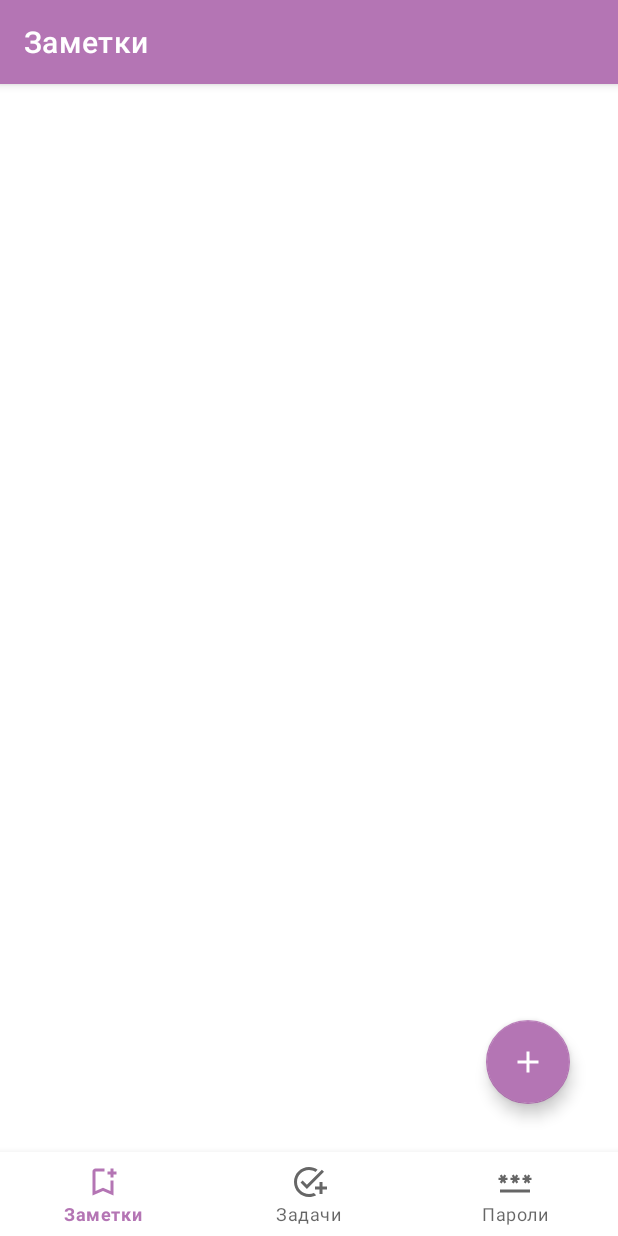
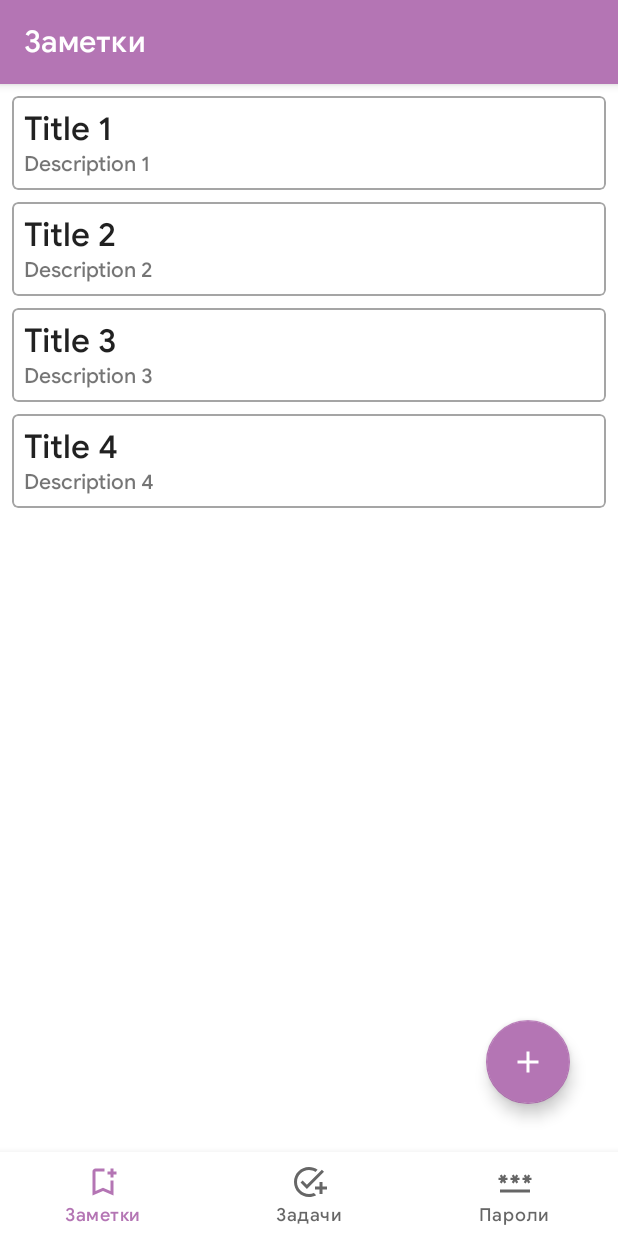
Before and after one commit to Liggidarck/Fluffy-Fox, an Android app: the screen it shows after launch (MainActivity), on a phone screen of 412 x 824 dp. Run offline under Robolectric (Android 15) with nearby library versions, the phone set to English and light mode, and no system bars; our stand-ins replace Room's generated code, navigation-ui.

Commit message:
added: list notes, save new note

```diff
--- a/app/src/main/AndroidManifest.xml
+++ b/app/src/main/AndroidManifest.xml
@@ -9,6 +9,9 @@
         android:roundIcon="@mipmap/ic_launcher_round"
         android:supportsRtl="true"
         android:theme="@style/Theme.Tasker">
+        <activity
+            android:name=".ui.notes.AddEditNoteActivity"
+            android:exported="false" />
         <activity
             android:name=".MainActivity"
             android:exported="true"
--- a/app/src/main/java/com/george/android/tasker/MainActivity.java
+++ b/app/src/main/java/com/george/android/tasker/MainActivity.java
@@ -19,7 +19,6 @@ public class MainActivity extends AppCompatActivity {
         binding = ActivityMainBinding.inflate(getLayoutInflater());
         setContentView(binding.getRoot());
 
-
         NavController navController = Navigation.findNavController(this, R.id.nav_host_fragment_activity_main);
         NavigationUI.setupWithNavController(binding.navView, navController);
     }
--- /dev/null
+++ b/app/src/main/java/com/george/android/tasker/data/notes/NoteAdapter.java
@@ -0,0 +1,75 @@
+package com.george.android.tasker.data.notes;
+
+import android.view.LayoutInflater;
+import android.view.View;
+import android.view.ViewGroup;
+import android.widget.TextView;
+
+import androidx.annotation.NonNull;
+import androidx.recyclerview.widget.RecyclerView;
+
+import com.george.android.tasker.R;
+import com.george.android.tasker.data.notes.room.Note;
+
+import java.util.ArrayList;
+import java.util.List;
+
+public class NoteAdapter extends RecyclerView.Adapter<NoteAdapter.NoteHolder> {
+
+    private List<Note> notes = new ArrayList<>();
+    private onItemClickListener listener;
+
+    @NonNull
+    @Override
+    public NoteHolder onCreateViewHolder(@NonNull ViewGroup parent, int viewType) {
+        View view = LayoutInflater.from(parent.getContext()).inflate(R.layout.note_item, parent, false);
+        return new NoteHolder(view);
+    }
+
+    @Override
+    public void onBindViewHolder(@NonNull NoteHolder holder, int position) {
+        Note currentNote = notes.get(position);
+        holder.textViewTitle.setText(currentNote.getTitle());
+        holder.textViewDescription.setText(currentNote.getDescription());
+    }
+
+    @Override
+    public int getItemCount() {
+        return notes.size();
+    }
+
+    public void setNotes(List<Note> notes) {
+        this.notes = notes;
+        notifyDataSetChanged();
+    }
+
+    public Note getNoteAt(int position) {
+        return notes.get(position);
+    }
+
+    class NoteHolder extends RecyclerView.ViewHolder {
+        private final TextView textViewTitle;
+        private final TextView textViewDescription;
+
+        public NoteHolder(@NonNull View itemView) {
+            super(itemView);
+            textViewTitle = itemView.findViewById(R.id.textViewTitle);
+            textViewDescription = itemView.findViewById(R.id.textViewDescription);
+            itemView.setOnClickListener(v -> {
+                int position = getAdapterPosition();
+                if (listener != null && position != RecyclerView.NO_POSITION) {
+                    listener.onItemClick(notes.get(position));
+                }
+            });
+        }
+    }
+
+    public interface onItemClickListener {
+        void onItemClick(Note note);
+    }
+
+    public void setOnClickItemListener(onItemClickListener listener) {
+        this.listener = listener;
+    }
+
+}
--- a/app/src/main/java/com/george/android/tasker/data/notes/room/Note.java
+++ b/app/src/main/java/com/george/android/tasker/data/notes/room/Note.java
@@ -1,4 +1,35 @@
 package com.george.android.tasker.data.notes.room;
 
+import androidx.room.Entity;
+import androidx.room.PrimaryKey;
+
+@Entity(tableName = "note_table")
 public class Note {
+
+    @PrimaryKey(autoGenerate = true)
+    private int id;
+
+    private String title;
+    private String description;
+
+    public Note(String title, String description) {
+        this.title = title;
+        this.description = description;
+    }
+
+    public void setId(int id) {
+        this.id = id;
+    }
+
+    public int getId() {
+        return id;
+    }
+
+    public String getTitle() {
+        return title;
+    }
+
+    public String getDescription() {
+        return description;
+    }
 }
--- /dev/null
+++ b/app/src/main/java/com/george/android/tasker/data/notes/room/NoteDao.java
@@ -0,0 +1,30 @@
+package com.george.android.tasker.data.notes.room;
+
+import androidx.lifecycle.LiveData;
+import androidx.room.Dao;
+import androidx.room.Delete;
+import androidx.room.Insert;
+import androidx.room.Query;
+import androidx.room.Update;
+
+import java.util.List;
+
+@Dao
+public interface NoteDao {
+
+    @Insert
+    void insert(Note note);
+
+    @Update
+    void update(Note note);
+
+    @Delete
+    void delete(Note note);
+
+    @Query("DELETE FROM note_table")
+    void deleteAllNotes();
+
+    @Query("SELECT * FROM note_table")
+    LiveData<List<Note>> getAllNotes();
+
+}
--- /dev/null
+++ b/app/src/main/java/com/george/android/tasker/data/notes/room/NoteDatabase.java
@@ -0,0 +1,53 @@
+package com.george.android.tasker.data.notes.room;
+
+import android.content.Context;
+import android.os.AsyncTask;
+
+import androidx.annotation.NonNull;
+import androidx.room.Database;
+import androidx.room.Room;
+import androidx.room.RoomDatabase;
+import androidx.sqlite.db.SupportSQLiteDatabase;
+
+@Database(entities = {Note.class}, version = 1)
+public abstract class NoteDatabase extends RoomDatabase {
+
+    private static NoteDatabase instance;
+    public abstract NoteDao noteDao();
+    public static synchronized NoteDatabase getInstance(Context context){
+        if (instance == null){
+            instance = Room.databaseBuilder(context.getApplicationContext(),
+                    NoteDatabase.class, "note_database")
+                    .fallbackToDestructiveMigration()
+                    .addCallback(roomCallback)
+                    .build();
+        }
+        return instance;
+    }
+
+    private static final RoomDatabase.Callback roomCallback = new RoomDatabase.Callback() {
+        @Override
+        public void onCreate(@NonNull SupportSQLiteDatabase db) {
+            super.onCreate(db);
+            new PopulateDbAsyncTask(instance).execute();
+        }
+    };
+
+    private static class PopulateDbAsyncTask extends AsyncTask<Void, Void, Void> {
+
+        private final NoteDao noteDao;
+        private PopulateDbAsyncTask(NoteDatabase db) {
+            noteDao = db.noteDao();
+        }
+
+        @Override
+        protected Void doInBackground(Void... voids) {
+            noteDao.insert(new Note("Title 1", "Description 1"));
+            noteDao.insert(new Note("Title 2", "Description 2"));
+            noteDao.insert(new Note("Title 3", "Description 3"));
+            noteDao.insert(new Note("Title 4", "Description 4"));
+            return null;
+        }
+    }
+
+}
--- a/app/src/main/java/com/george/android/tasker/ui/notes/NoteFragment.java
+++ b/app/src/main/java/com/george/android/tasker/ui/notes/NoteFragment.java
@@ -1,29 +1,66 @@
 package com.george.android.tasker.ui.notes;
 
+import android.app.Activity;
+import android.content.Intent;
 import android.os.Bundle;
 import android.view.LayoutInflater;
 import android.view.View;
 import android.view.ViewGroup;
-import android.widget.TextView;
+import android.widget.Toast;
 
+import androidx.activity.result.ActivityResult;
+import androidx.activity.result.ActivityResultCallback;
+import androidx.activity.result.ActivityResultLauncher;
+import androidx.activity.result.contract.ActivityResultContracts;
 import androidx.annotation.NonNull;
 import androidx.fragment.app.Fragment;
 import androidx.lifecycle.ViewModelProvider;
+import androidx.recyclerview.widget.LinearLayoutManager;
 
+import com.george.android.tasker.MainActivity;
+import com.george.android.tasker.data.notes.NoteAdapter;
+import com.george.android.tasker.data.notes.room.Note;
 import com.george.android.tasker.databinding.FragmentHomeBinding;
 
 public class NoteFragment extends Fragment {
-
     private FragmentHomeBinding binding;
+    private NoteViewModel noteViewModel;
 
     public View onCreateView(@NonNull LayoutInflater inflater, ViewGroup container, Bundle savedInstanceState) {
         binding = FragmentHomeBinding.inflate(inflater, container, false);
         View root = binding.getRoot();
 
-        NoteViewModel homeViewModel = new ViewModelProvider(this).get(NoteViewModel.class);
+        noteViewModel = new ViewModelProvider(this).get(NoteViewModel.class);
+        NoteAdapter adapter = new NoteAdapter();
+
+        binding.buttonAddNote.setOnClickListener(v -> {
+            Intent intent = new Intent(NoteFragment.this.getContext(), AddEditNoteActivity.class);
+            addNoteResultLauncher.launch(intent);
+        });
+
+        binding.recyclerViewNotes.setLayoutManager(new LinearLayoutManager(NoteFragment.this.getActivity()));
+        binding.recyclerViewNotes.setHasFixedSize(true);
+        binding.recyclerViewNotes.setAdapter(adapter);
+
+        noteViewModel.getAllNotes().observe(NoteFragment.this.requireActivity(), adapter::setNotes);
 
         return root;
     }
+
+    ActivityResultLauncher<Intent> addNoteResultLauncher = registerForActivityResult(
+            new ActivityResultContracts.StartActivityForResult(),
+            result -> {
+                if(result.getResultCode() == Activity.RESULT_OK ) {
+                    Intent intent = result.getData();
+                    assert intent != null;
+                    String title = intent.getStringExtra(AddEditNoteActivity.EXTRA_TITLE);
+                    String description = intent.getStringExtra(AddEditNoteActivity.EXTRA_DESCRIPTION);
+
+                    Note note = new Note(title, description);
+                    noteViewModel.insert(note);
+                }
+            }
+    );
 
     @Override
     public void onDestroyView() {
--- a/app/src/main/java/com/george/android/tasker/ui/notes/NoteViewModel.java
+++ b/app/src/main/java/com/george/android/tasker/ui/notes/NoteViewModel.java
@@ -1,8 +1,44 @@
 package com.george.android.tasker.ui.notes;
 
-import androidx.lifecycle.ViewModel;
+import android.app.Application;
 
-public class NoteViewModel extends ViewModel {
+import androidx.annotation.NonNull;
+import androidx.lifecycle.AndroidViewModel;
+import androidx.lifecycle.LiveData;
 
+import com.george.android.tasker.data.notes.NoteRepository;
+import com.george.android.tasker.data.notes.room.Note;
 
+import java.util.List;
+
+public class NoteViewModel extends AndroidViewModel {
+
+    private final NoteRepository repository;
+    private final LiveData<List<Note>> allNotes;
+
+    public NoteViewModel(@NonNull Application application) {
+        super(application);
+        repository = new NoteRepository(application);
+        allNotes = repository.getAllNotes();
+    }
+
+    public void insert(Note note) {
+        repository.insert(note);
+    }
+
+    public void update(Note note) {
+        repository.update(note);
+    }
+
+    public void delete(Note note){
+        repository.delete(note);
+    }
+
+    public void deleteAllNote() {
+        repository.deleteAllNotes();
+    }
+
+    public LiveData<List<Note>> getAllNotes() {
+        return allNotes;
+    }
 }
--- a/app/src/main/res/layout/fragment_home.xml
+++ b/app/src/main/res/layout/fragment_home.xml
@@ -13,6 +13,13 @@
         style="@style/Widget.MaterialComponents.Toolbar.Primary"
         app:title="@string/title_notes" />
 
+    <androidx.recyclerview.widget.RecyclerView
+        android:id="@+id/recycler_view_notes"
+        android:layout_width="match_parent"
+        android:layout_height="match_parent"
+        android:layout_below="@id/toolbar_notes"
+        tools:listitem="@layout/note_item" />
+
     <com.google.android.material.floatingactionbutton.FloatingActionButton
         android:id="@+id/button_add_note"
         android:layout_width="wrap_content"
--- /dev/null
+++ b/app/src/main/res/layout/note_item.xml
@@ -0,0 +1,38 @@
+<?xml version="1.0" encoding="utf-8"?>
+<com.google.android.material.card.MaterialCardView xmlns:android="http://schemas.android.com/apk/res/android"
+    android:layout_width="match_parent"
+    android:layout_height="wrap_content"
+    xmlns:app="http://schemas.android.com/apk/res-auto"
+    android:layout_marginEnd="8dp"
+    android:layout_marginStart="8dp"
+    android:layout_marginTop="8dp"
+    app:strokeWidth="1dp"
+    app:strokeColor="@color/gray"
+    app:cardElevation="0dp">
+
+    <RelativeLayout
+        android:layout_width="wrap_content"
+        android:layout_height="wrap_content"
+        android:padding="8dp">
+
+        <TextView
+            android:id="@+id/textViewTitle"
+            android:layout_width="wrap_content"
+            android:layout_height="wrap_content"
+            android:text="title"
+            android:textAppearance="@style/TextAppearance.AppCompat.Large"
+            android:layout_alignParentStart="true"
+            android:ellipsize="end"
+            android:maxLines="1"/>
+
+        <TextView
+            android:id="@+id/textViewDescription"
+            android:layout_width="wrap_content"
+            android:layout_height="wrap_content"
+            android:text="Description"
+            android:layout_below="@id/textViewTitle"
+            android:maxLines="1"/>
+
+    </RelativeLayout>
+
+</com.google.android.material.card.MaterialCardView>
--- a/app/src/main/res/values/colors.xml
+++ b/app/src/main/res/values/colors.xml
@@ -8,4 +8,6 @@
     <color name="black">#FF000000</color>
     <color name="white">#FFFFFFFF</color>
 
+    <color name="gray">#A5A5A5</color>
+
 </resources>
--- a/app/src/main/res/values/themes.xml
+++ b/app/src/main/res/values/themes.xml
@@ -12,5 +12,6 @@
         <!-- Status bar color. -->
         <item name="android:statusBarColor" tools:targetApi="l">?attr/colorPrimaryVariant</item>
         <!-- Customize your theme here. -->
+        <item name="android:fontFamily">@font/google_sans_medium</item>
     </style>
 </resources>
```
Also changed, not shown: app/build.gradle (+9 -0 lines), app/src/main/java/com/george/android/tasker/data/notes/NoteRepository.java (+99 -0 lines), app/src/main/java/com/george/android/tasker/ui/notes/AddEditNoteActivity.java (added, +49 -0 lines), app/src/main/res/drawable/ic_baseline_arrow_back_24.xml (added, +10 -0 lines), app/src/main/res/layout/activity_add_edit_note.xml (added, +41 -0 lines), app/src/main/res/font/google_sans_medium.ttf (added), app/src/main/res/font/product_sans_light.ttf (added).
